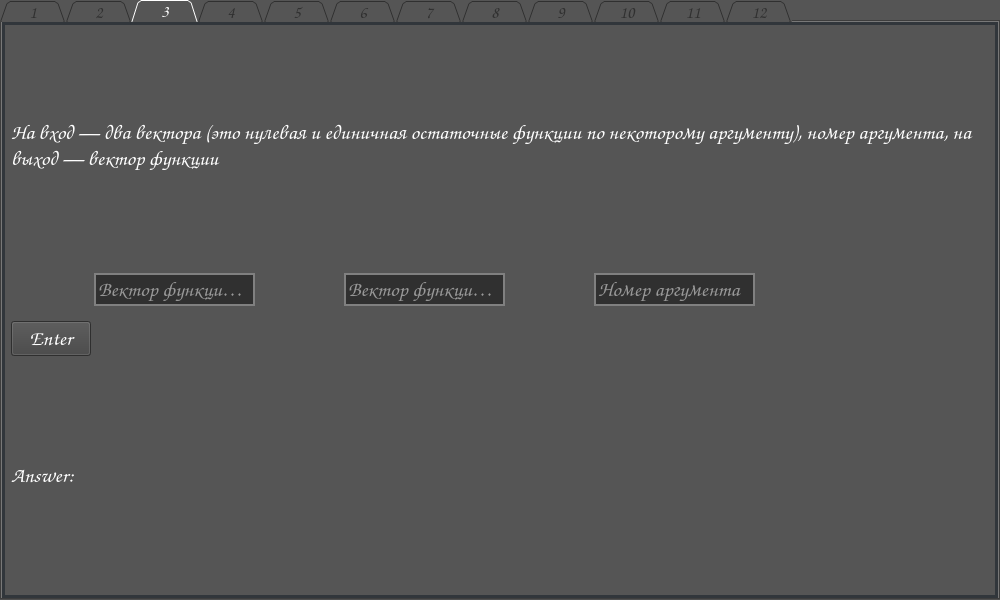
First picture: the form in app/design.ui, repository Kirill-j/AppBF, before the edit.
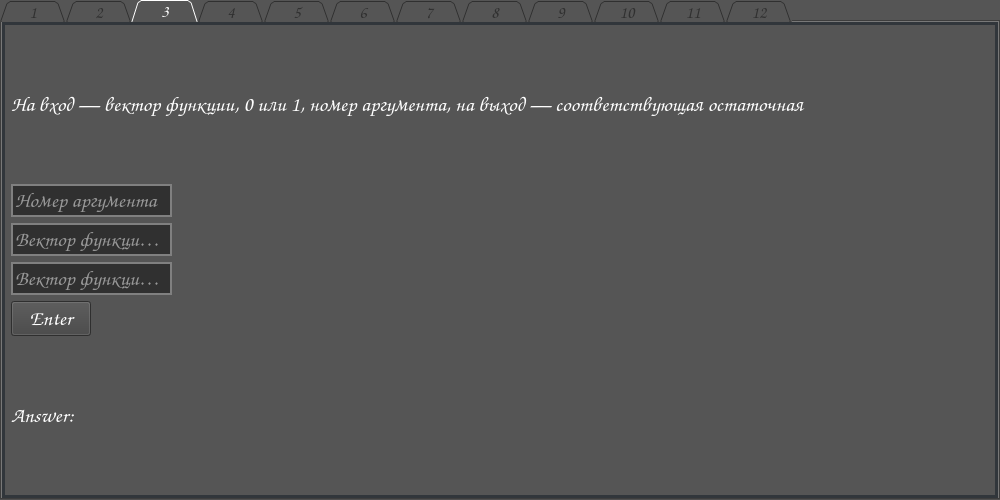
Second picture: the form after the edit. The open tabs and pages were chosen to show the change.

Commit message: Пошаманил с дизайном

```diff
--- a/app/design.ui
+++ b/app/design.ui
@@ -7,7 +7,7 @@
     <x>0</x>
     <y>0</y>
     <width>1000</width>
-    <height>600</height>
+    <height>500</height>
    </rect>
   </property>
   <property name="windowTitle">
@@ -52,7 +52,7 @@
 	qproperty-sizePolicy: [Expanding, Expanding, 0, 0];
 }
 
-#answer_4 {
+#answer_4, #label_function_4 {
 	font-size: 30pt
 }</string>
   </property>
@@ -216,7 +216,7 @@
     <item>
      <widget class="QLabel" name="task_3">
       <property name="text">
-       <string>На вход — два вектора (это нулевая и единичная остаточные функции по некоторому аргументу), номер аргумента, на выход — вектор функции</string>
+       <string>На вход — вектор функции, 0 или 1, номер аргумента, на выход — соответствующая остаточная</string>
       </property>
       <property name="wordWrap">
        <bool>true</bool>
@@ -224,69 +224,32 @@
      </widget>
     </item>
     <item>
-     <layout class="QHBoxLayout" name="horizontalLayout_2">
-      <item>
+     <layout class="QVBoxLayout" name="verticalLayout_4">
+      <item alignment="Qt::AlignmentFlag::AlignLeft">
+       <widget class="QLineEdit" name="input_text_3_3">
+        <property name="placeholderText">
+         <string>Номер аргумента</string>
+        </property>
+       </widget>
+      </item>
+      <item alignment="Qt::AlignmentFlag::AlignLeft">
        <widget class="QLineEdit" name="input_text_3_1">
-        <property name="sizePolicy">
-         <sizepolicy hsizetype="Maximum" vsizetype="Fixed">
-          <horstretch>0</horstretch>
-          <verstretch>0</verstretch>
-         </sizepolicy>
-        </property>
         <property name="placeholderText">
          <string>Вектор функции(0)</string>
         </property>
        </widget>
       </item>
-      <item>
+      <item alignment="Qt::AlignmentFlag::AlignLeft">
        <widget class="QLineEdit" name="input_text_3_2">
-        <property name="sizePolicy">
-         <sizepolicy hsizetype="Maximum" vsizetype="Fixed">
-          <horstretch>0</horstretch>
-          <verstretch>0</verstretch>
-         </sizepolicy>
-        </property>
         <property name="placeholderText">
          <string>Вектор функции(1)</string>
         </property>
        </widget>
       </item>
-      <item>
-       <widget class="QLineEdit" name="input_text_3_3">
-        <property name="sizePolicy">
-         <sizepolicy hsizetype="Maximum" vsizetype="Fixed">
-          <horstretch>0</horstretch>
-          <verstretch>0</verstretch>
-         </sizepolicy>
-        </property>
-        <property name="placeholderText">
-         <string>Номер аргумента</string>
-        </property>
-       </widget>
-      </item>
-      <item>
-       <spacer name="verticalSpacer_2">
-        <property name="sizeType">
-         <enum>QSizePolicy::Fixed</enum>
-        </property>
-        <property name="sizeHint" stdset="0">
-         <size>
-          <width>150</width>
-          <height>50</height>
-         </size>
-        </property>
-       </spacer>
-      </item>
      </layout>
     </item>
-    <item>
+    <item alignment="Qt::AlignmentFlag::AlignLeft">
      <widget class="QPushButton" name="button_enter_3">
-      <property name="sizePolicy">
-       <sizepolicy hsizetype="Maximum" vsizetype="Fixed">
-        <horstretch>0</horstretch>
-        <verstretch>0</verstretch>
-       </sizepolicy>
-      </property>
       <property name="text">
        <string>Enter</string>
       </property>
@@ -297,6 +260,9 @@
       <property name="text">
        <string>Answer: </string>
       </property>
+      <property name="wordWrap">
+       <bool>true</bool>
+      </property>
      </widget>
     </item>
    </layout>
@@ -305,7 +271,7 @@
    <attribute name="title">
     <string>4</string>
    </attribute>
-   <layout class="QVBoxLayout" name="verticalLayout_4">
+   <layout class="QVBoxLayout" name="verticalLayout_6">
     <item>
      <widget class="QLabel" name="task_4">
       <property name="text">
@@ -390,7 +356,7 @@
      </layout>
     </item>
     <item>
-     <layout class="QHBoxLayout" name="horizontalLayout_7">
+     <layout class="QHBoxLayout" name="horizontalLayout_2">
       <item>
        <widget class="QPushButton" name="btn_ans_4_5">
         <property name="text">
```
Left out of the diff: 257 changed lines with no effect on the pictures. The commit also changes 1 other file.
